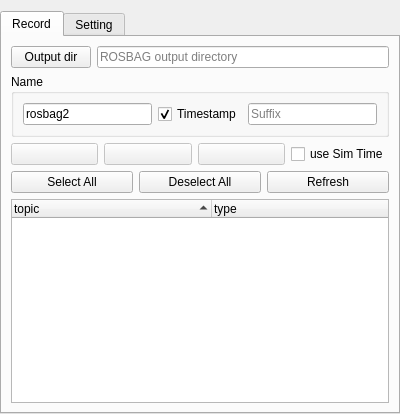
Qt form src/ui/recorder.ui (shikishima-TasakiLab/rviz2_bag) before a commit.
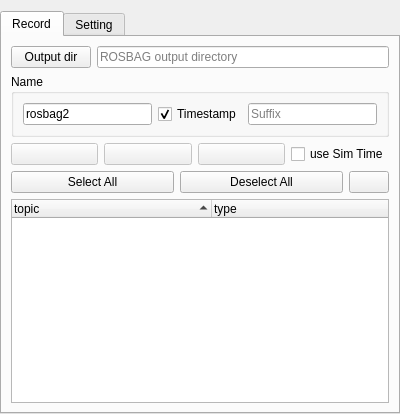
The same form after that commit. Icons and pictures are not drawn.

Commit message: refreshアイコンを追加

Patch:
```diff
--- a/src/ui/recorder.ui
+++ b/src/ui/recorder.ui
@@ -162,6 +162,12 @@
         <layout class="QHBoxLayout" name="horizontalLayout_3">
          <item>
           <widget class="QPushButton" name="pbtn__select_all">
+           <property name="sizePolicy">
+            <sizepolicy hsizetype="MinimumExpanding" vsizetype="Fixed">
+             <horstretch>0</horstretch>
+             <verstretch>0</verstretch>
+            </sizepolicy>
+           </property>
            <property name="text">
             <string>Select All</string>
            </property>
@@ -169,6 +175,12 @@
          </item>
          <item>
           <widget class="QPushButton" name="pbtn__deselect_all">
+           <property name="sizePolicy">
+            <sizepolicy hsizetype="MinimumExpanding" vsizetype="Fixed">
+             <horstretch>0</horstretch>
+             <verstretch>0</verstretch>
+            </sizepolicy>
+           </property>
            <property name="text">
             <string>Deselect All</string>
            </property>
@@ -177,7 +189,11 @@
          <item>
           <widget class="QPushButton" name="pbtn__topic_refresh">
            <property name="text">
-            <string>Refresh</string>
+            <string/>
+           </property>
+           <property name="icon">
+            <iconset>
+             <normaloff>:/icons/refresh.svg</normaloff>:/icons/refresh.svg</iconset>
            </property>
           </widget>
          </item>
```
The commit also changes 2 other files.
